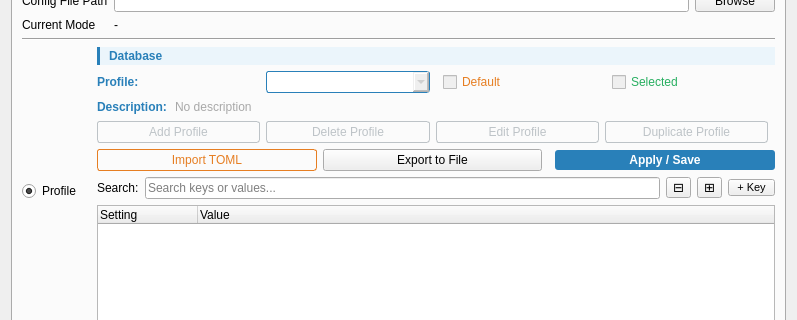
The window that src/dashpva/workflow/workflow.ui (AdvancedPhotonSource/DashPVA) describes before a commit, drawn with Qt 5; both pictures show x 0 to 797 and y 111 to 431 of the 797 by 797 pixel window.
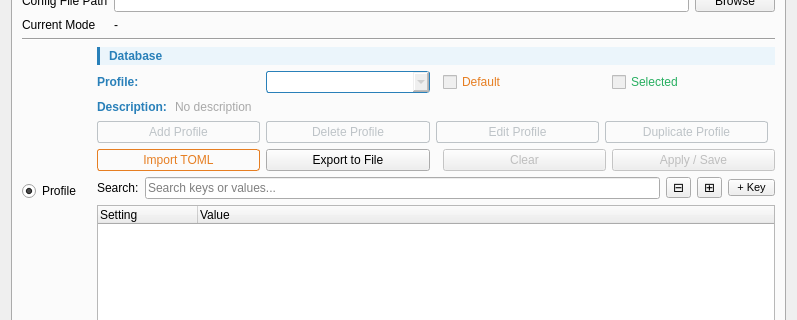
The same window after the commit.

```diff
--- a/src/dashpva/workflow/workflow.ui
+++ b/src/dashpva/workflow/workflow.ui
@@ -706,15 +706,23 @@
                </property>
               </spacer>
              </item>
+             <item>
+              <widget class="QPushButton" name="buttonClearChanges">
+               <property name="text">
+                <string>Clear</string>
+               </property>
+               <property name="enabled">
+                <bool>false</bool>
+               </property>
+              </widget>
+             </item>
              <item>
               <widget class="QPushButton" name="buttonApplySave">
                <property name="text">
                 <string>Apply / Save</string>
                </property>
-               <property name="styleSheet">
-                <string>QPushButton { background-color: #2980B9; color: white; border-radius: 3px; padding: 3px 14px; font-weight: bold; }
-QPushButton:hover { background-color: #3498DB; }
-QPushButton:disabled { background-color: #BDC3C7; color: #7F8C8D; border: none; }</string>
+               <property name="enabled">
+                <bool>false</bool>
                </property>
               </widget>
              </item>
```
